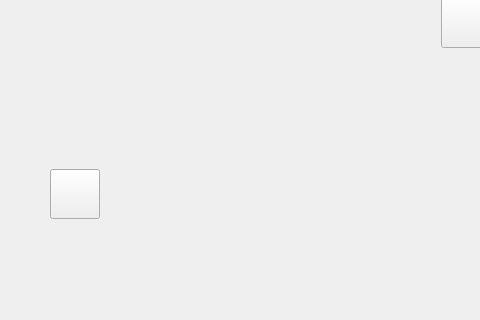
Old version of the form App/mainwindow.ui in the repository JoDaniel1412/Scrabble; both pictures show x 0 to 480 and y 448 to 768 of the 1024 by 768 pixel window.
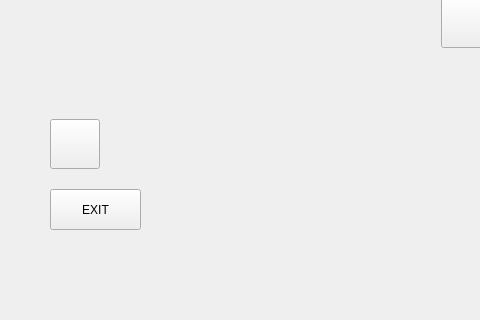
New version of the form. Icons and pictures are not drawn.

Commit message: Filled endGame table. Edited hostwindow.ui's slidebar. Added exit button on Main Window.

```diff
--- a/App/mainwindow.ui
+++ b/App/mainwindow.ui
@@ -83,7 +83,7 @@
     <property name="geometry">
      <rect>
       <x>50</x>
-      <y>600</y>
+      <y>550</y>
       <width>50</width>
       <height>50</height>
      </rect>
@@ -100,6 +100,24 @@
      <string/>
     </property>
    </widget>
+   <widget class="QPushButton" name="exitBtn">
+    <property name="geometry">
+     <rect>
+      <x>50</x>
+      <y>620</y>
+      <width>91</width>
+      <height>41</height>
+     </rect>
+    </property>
+    <property name="styleSheet">
+     <string notr="true">background-image: url(:/Img/background2.jpg);
+font: 20pt &quot;ScrambleMixed&quot;;
+color: rgb(0, 0, 0);</string>
+    </property>
+    <property name="text">
+     <string>EXIT</string>
+    </property>
+   </widget>
   </widget>
   <widget class="QMenuBar" name="menuBar">
    <property name="geometry">
```
The commit also changes 9 other files.
